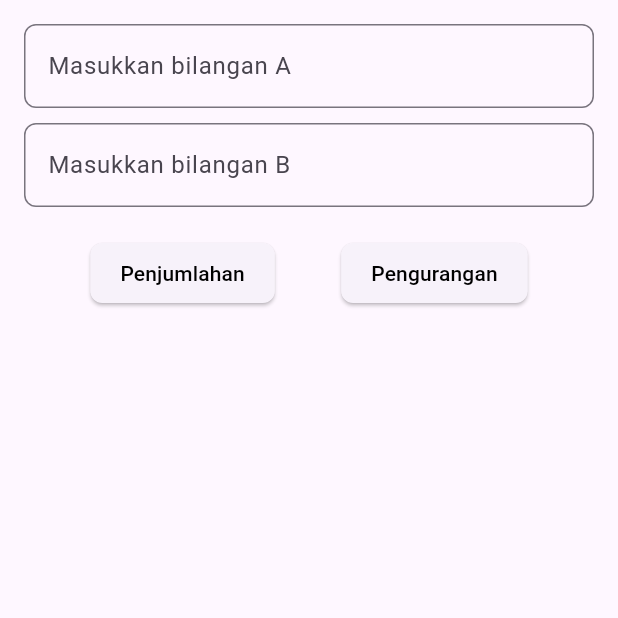
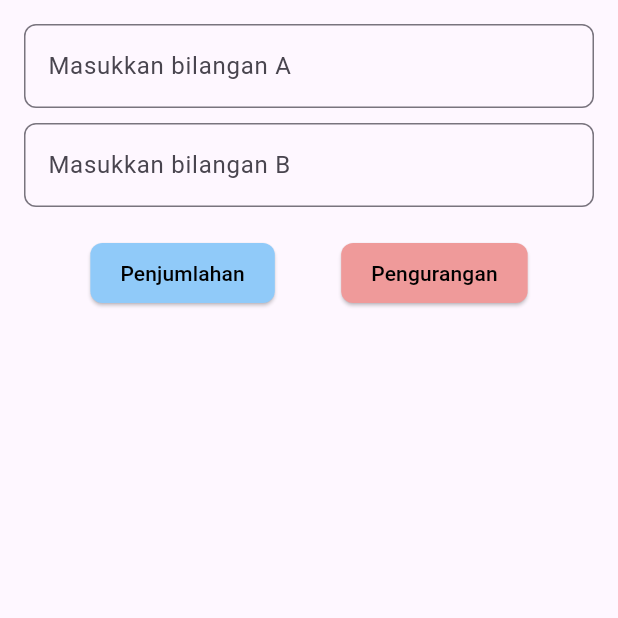
Before and after one commit to rifqidaiva/pam_tugas1, a Flutter app: the TamKurPage screen opened directly, on a phone screen of 412 x 824 dp, the top half of it. Run offline on Flutter 3.47's test engine with Material 3 defaults, Android fonts, the light colour scheme and no system bars; our stand-ins replace flutter_svg.

Commit message:
Add color

```diff
--- a/lib/page_calculator.dart
+++ b/lib/page_calculator.dart
@@ -63,6 +63,7 @@ class _TamKurPageState extends State<TamKurPage> {
               children: [
                 ElevatedButton(
                   style: ElevatedButton.styleFrom(
+                    backgroundColor: Colors.blue.shade200,
                     padding: const EdgeInsets.symmetric(horizontal: 20),
                     shape: RoundedRectangleBorder(
                       borderRadius: BorderRadius.circular(8.0),
@@ -72,13 +73,13 @@ class _TamKurPageState extends State<TamKurPage> {
                   child: const Text(
                     'Penjumlahan',
                     style: TextStyle(
-                      color: Color.fromARGB(
-                          255, 0, 0, 0), // Sesuaikan warna teks menjadi amber
+                      color: Color.fromARGB(255, 0, 0, 0),
                     ),
                   ),
                 ),
                 ElevatedButton(
                   style: ElevatedButton.styleFrom(
+                    backgroundColor: Colors.red.shade200,
                     padding: const EdgeInsets.symmetric(horizontal: 20),
                     shape: RoundedRectangleBorder(
                       borderRadius: BorderRadius.circular(8.0),
@@ -88,8 +89,7 @@ class _TamKurPageState extends State<TamKurPage> {
                   child: const Text(
                     'Pengurangan',
                     style: TextStyle(
-                      color: Color.fromARGB(
-                          255, 0, 0, 0), // Sesuaikan warna teks menjadi amber
+                      color: Color.fromARGB(255, 0, 0, 0),
                     ),
                   ),
                 ),
--- a/lib/page_oddeven.dart
+++ b/lib/page_oddeven.dart
@@ -47,6 +47,7 @@ class _PageOddevenState extends State<PageOddeven> {
             const SizedBox(height: 20),
             ElevatedButton(
               style: ElevatedButton.styleFrom(
+                backgroundColor: Colors.green.shade300,
                 padding:
                     const EdgeInsets.symmetric(horizontal: 20, vertical: 10),
                 shape: RoundedRectangleBorder(
```
